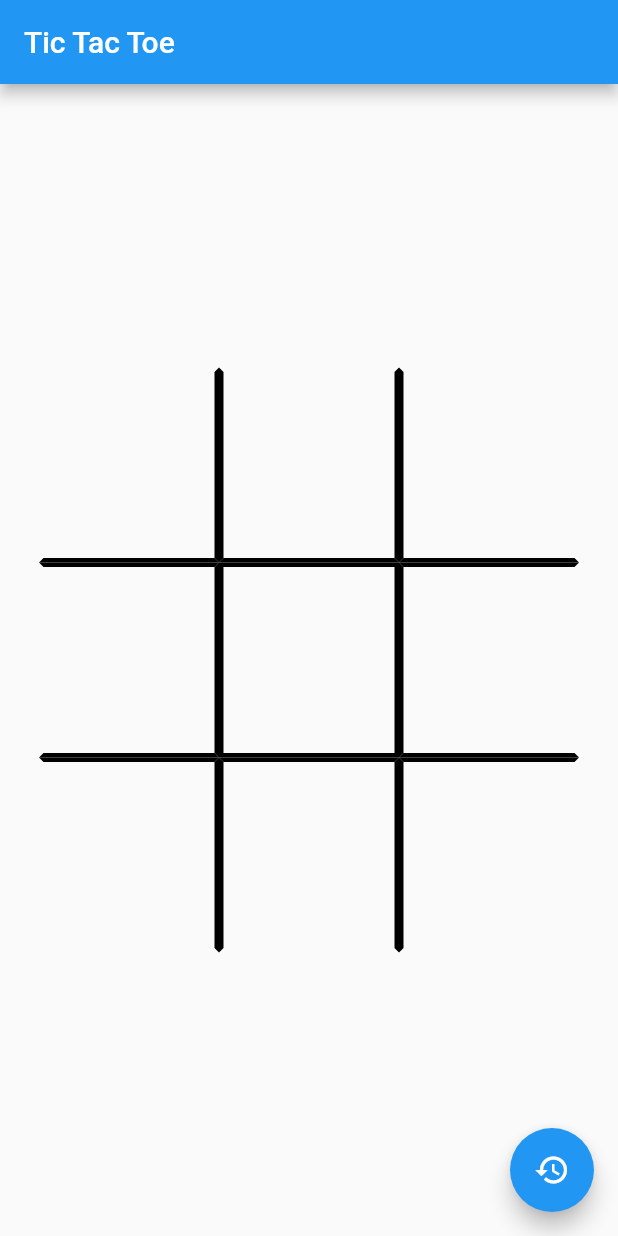
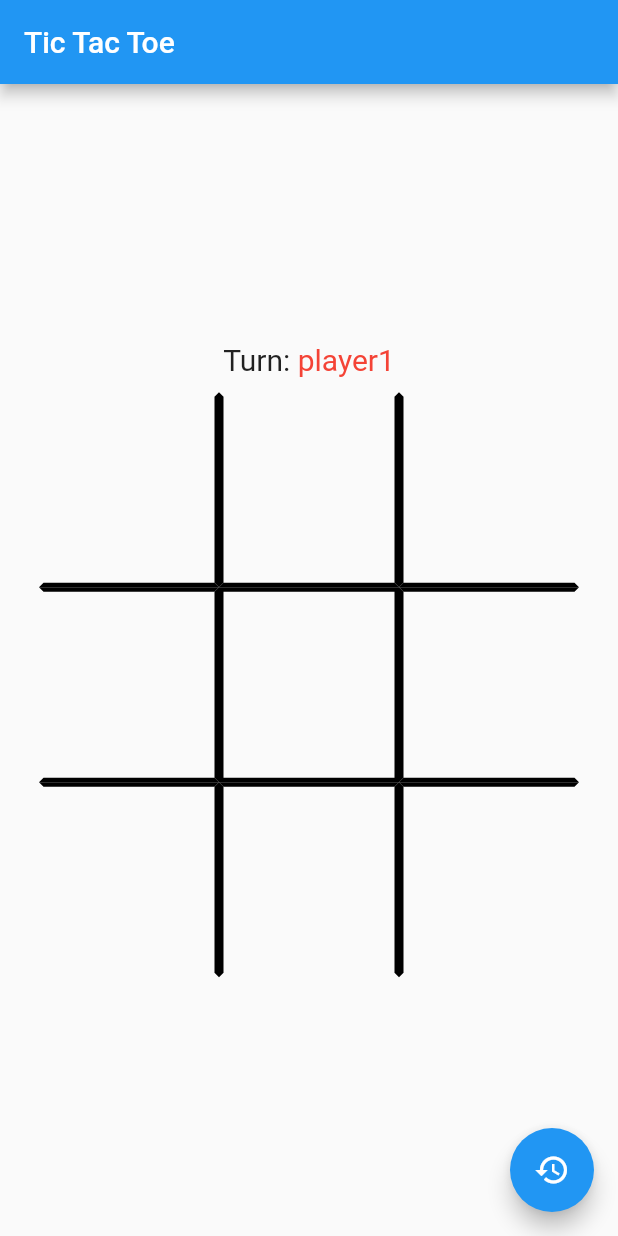
Before and after one commit to SergioSarmiento/dadm-2021-2, a Flutter app: the screen it shows after launch, on a phone screen of 412 x 824 dp. Run offline on Flutter 3.47's test engine with Material 2 defaults, Android fonts, the light colour scheme and no system bars.

Commit message:
Se agrega logica de chequear ganador

```diff
--- a/reto3/tic_tac_toe/lib/tic_tac_toe_game.dart
+++ b/reto3/tic_tac_toe/lib/tic_tac_toe_game.dart
@@ -1,4 +1,5 @@
 import 'package:flutter/material.dart';
+import 'package:flutter/services.dart';
 
 class TicTacToeGame {
   TicTacToeGame({
@@ -16,6 +17,35 @@ class TicTacToeGame {
       turn = !turn;
       cells[index] = turn ? symbols[0] : symbols[1];
     }
+  }
+
+  List<int> checkWin() {
+    for (int i = 0; i <= 6; i += 3) {
+      if (cells[i] != '' &&
+          cells[i] == cells[i + 1] &&
+          cells[i + 1] == cells[i + 2]) {
+        return [i, i + 1, i + 2];
+      }
+    }
+
+    for (int i = 0; i <= 2; i++) {
+      if (cells[i] != '' &&
+          cells[i] == cells[i + 3] &&
+          cells[i + 3] == cells[i + 6]) {
+        return [i, i + 3, i + 6];
+      }
+    }
+    if (cells[0] != '' && cells[0] == cells[4] && cells[4] == cells[8]) {
+      return [0, 4, 8];
+    }
+    if (cells[2] != '' && cells[2] == cells[4] && cells[4] == cells[6]) {
+      return [2, 4, 6];
+    }
+    return [];
+  }
+
+  bool fullBoard() {
+    return !cells.contains('');
   }
 
   void resetBoard() {
@@ -36,14 +66,35 @@ class _TicTacToeBoardState extends State<TicTacToeBoard> {
   final TicTacToeGame game =
       TicTacToeGame(player1: 'player1', player2: 'player2');
 
+  bool isThereWinner = false;
+  List<int> win = [];
+
   void updateBoard(int index) {
     setState(() {
       game.markCell(index);
+      win = game.checkWin();
+      isThereWinner = win.isNotEmpty;
     });
+  }
+
+  String _getPlayerInTurn() {
+    return game.turn ? game.player2 : game.player1;
+  }
+
+  String _getWinner() {
+    if (isThereWinner) {
+      return game.turn ? game.player1 : game.player2;
+    } else {
+      return '';
+    }
   }
 
   @override
   Widget build(BuildContext context) {
+    SystemChrome.setPreferredOrientations([
+      DeviceOrientation.portraitUp,
+      DeviceOrientation.portraitDown,
+    ]);
     return Scaffold(
       appBar: AppBar(
         title: const Text('Tic Tac Toe'),
@@ -51,27 +102,68 @@ class _TicTacToeBoardState extends State<TicTacToeBoard> {
       body: Column(
         mainAxisAlignment: MainAxisAlignment.center,
         children: [
+          !isThereWinner && game.fullBoard()
+              ? const Text(
+                  'Draw',
+                  style: TextStyle(fontSize: 20.0),
+                )
+              : Row(
+                  mainAxisAlignment: MainAxisAlignment.center,
+                  children: [
+                    Text(
+                      isThereWinner ? 'Winner: ' : 'Turn: ',
+                      style: const TextStyle(fontSize: 20.0),
+                    ),
+                    Text(
+                      isThereWinner ? _getWinner() : _getPlayerInTurn(),
+                      style: TextStyle(
+                          fontSize: 20.0,
+                          color: isThereWinner
+                              ? _getWinner() == 'player1'
+                                  ? Colors.red
+                                  : Colors.blue
+                              : _getPlayerInTurn() == 'player1'
+                                  ? Colors.red
+                                  : Colors.blue),
+                    ),
+                  ],
+                ),
+          const SizedBox(
+            height: 10.0,
+          ),
+          Column(
+            mainAxisAlignment: MainAxisAlignment.center,
+            children: [
               Row(
                 mainAxisAlignment: MainAxisAlignment.center,
                 children: [
                   TicTacToeCell(
                     value: game.cells[0],
-                onPressed: () => updateBoard(0),
+                    onPressed: !isThereWinner ? () => updateBoard(0) : () {},
                     right: true,
                     bottom: true,
+                    color: isThereWinner && win.contains(0)
+                        ? Colors.amberAccent
+                        : Colors.transparent,
                   ),
                   TicTacToeCell(
                     value: game.cells[1],
-                onPressed: () => updateBoard(1),
+                    onPressed: !isThereWinner ? () => updateBoard(1) : () {},
                     left: true,
                     right: true,
                     bottom: true,
+                    color: isThereWinner && win.contains(1)
+                        ? Colors.amberAccent
+                        : Colors.transparent,
                   ),
                   TicTacToeCell(
                     value: game.cells[2],
-                onPressed: () => updateBoard(2),
+                    onPressed: !isThereWinner ? () => updateBoard(2) : () {},
                     left: true,
                     bottom: true,
+                    color: isThereWinner && win.contains(2)
+                        ? Colors.amberAccent
+                        : Colors.transparent,
                   ),
                 ],
               ),
@@ -80,25 +172,34 @@ class _TicTacToeBoardState extends State<TicTacToeBoard> {
                 children: [
                   TicTacToeCell(
                     value: game.cells[3],
-                onPressed: () => updateBoard(3),
+                    onPressed: !isThereWinner ? () => updateBoard(3) : () {},
                     top: true,
                     right: true,
                     bottom: true,
+                    color: isThereWinner && win.contains(3)
+                        ? Colors.amberAccent
+                        : Colors.transparent,
                   ),
                   TicTacToeCell(
                     value: game.cells[4],
-                onPressed: () => updateBoard(4),
+                    onPressed: !isThereWinner ? () => updateBoard(4) : () {},
                     top: true,
                     bottom: true,
                     right: true,
                     left: true,
+                    color: isThereWinner && win.contains(4)
+                        ? Colors.amberAccent
+                        : Colors.transparent,
                   ),
                   TicTacToeCell(
                     value: game.cells[5],
-                onPressed: () => updateBoard(5),
+                    onPressed: !isThereWinner ? () => updateBoard(5) : () {},
                     top: true,
                     left: true,
                     bottom: true,
+                    color: isThereWinner && win.contains(5)
+                        ? Colors.amberAccent
+                        : Colors.transparent,
                   ),
                 ],
               ),
@@ -107,32 +208,45 @@ class _TicTacToeBoardState extends State<TicTacToeBoard> {
                 children: [
                   TicTacToeCell(
                     value: game.cells[6],
-                onPressed: () => updateBoard(6),
+                    onPressed: !isThereWinner ? () => updateBoard(6) : () {},
                     top: true,
                     right: true,
+                    color: isThereWinner && win.contains(6)
+                        ? Colors.amberAccent
+                        : Colors.transparent,
                   ),
                   TicTacToeCell(
                     value: game.cells[7],
-                onPressed: () => updateBoard(7),
+                    onPressed: !isThereWinner ? () => updateBoard(7) : () {},
                     top: true,
                     left: true,
                     right: true,
+                    color: isThereWinner && win.contains(7)
+                        ? Colors.amberAccent
+                        : Colors.transparent,
                   ),
                   TicTacToeCell(
                     value: game.cells[8],
-                onPressed: () => updateBoard(8),
+                    onPressed: !isThereWinner ? () => updateBoard(8) : () {},
                     top: true,
                     left: true,
+                    color: isThereWinner && win.contains(8)
+                        ? Colors.amberAccent
+                        : Colors.transparent,
+                  ),
+                ],
               ),
             ],
           ),
         ],
       ),
       floatingActionButton: FloatingActionButton(
-        child: Icon(Icons.restore),
+        child: const Icon(Icons.restore),
         onPressed: () {
           setState(() {
             game.resetBoard();
+            win = [];
+            isThereWinner = false;
           });
         },
       ),
@@ -149,6 +263,7 @@ class TicTacToeCell extends StatelessWidget {
     this.left = false,
     this.bottom = false,
     this.size = 25.0,
+    this.color = Colors.transparent,
   });
 
   final String value;
@@ -158,12 +273,14 @@ class TicTacToeCell extends StatelessWidget {
   final bool bottom;
   final double size;
   final Function() onPressed;
+  final Color color;
 
   @override
   Widget build(BuildContext context) {
     return Container(
       padding: EdgeInsets.all(size),
       decoration: BoxDecoration(
+          color: color,
           border: Border(
             top: BorderSide(
                 width: 3, color: top ? Colors.black : Colors.transparent),
```
Lines whose indentation alone changed are shown as unchanged.
